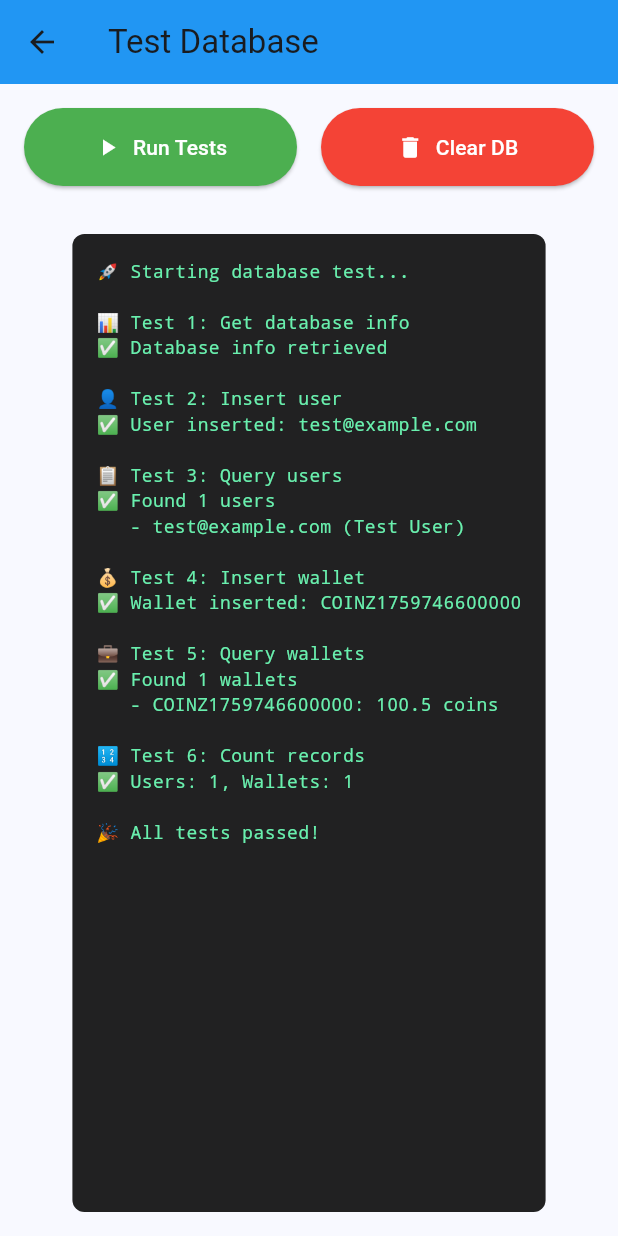
After one commit to huyhuyhuy/app_coinz, a Flutter app: the TestDatabaseScreen screen opened directly, after a tap on "Run Tests", on a phone screen of 412 x 824 dp. The commit adds this screen. Run offline on Flutter 3.47's test engine with Material 3 defaults, Android fonts, the phone set to English and light mode, and no system bars; our stand-ins replace google_fonts, google_mobile_ads, shared_preferences, sqflite, youtube_player_flutter; accounts and stored records are empty.

Commit message:
add test database on app

```diff
--- a/lib/database/database_helper.dart
+++ b/lib/database/database_helper.dart
@@ -32,46 +32,61 @@ class DatabaseHelper {
 
   /// Khởi tạo database
   Future<Database> _initDatabase() async {
+    try {
       // Lấy đường dẫn database
-    String path = join(
-      await getDatabasesPath(),
-      LocalDatabaseSchema.databaseName,
-    );
+      final dbPath = await getDatabasesPath();
+      final path = join(dbPath, LocalDatabaseSchema.databaseName);
 
-    print('📂 Database path: $path');
+      print('[DATABASE] 📂 Database path: $path');
 
       // Mở database
-    return await openDatabase(
+      final db = await openDatabase(
         path,
         version: LocalDatabaseSchema.databaseVersion,
         onCreate: _onCreate,
         onUpgrade: _onUpgrade,
         onOpen: _onOpen,
       );
+
+      print('[DATABASE] ✅ Database opened successfully');
+      return db;
+    } catch (e) {
+      print('[DATABASE] ❌ Error initializing database: $e');
+      rethrow;
+    }
   }
 
   /// Callback khi tạo database lần đầu
   Future<void> _onCreate(Database db, int version) async {
-    print('🔨 Creating database version $version...');
+    print('[DATABASE] 🔨 Creating database version $version...');
 
+    try {
       // Tạo tất cả các bảng
+      int tableCount = 0;
       for (String createTableSql in LocalDatabaseSchema.allTables) {
         await db.execute(createTableSql);
-      print('✅ Table created');
+        tableCount++;
+        print('[DATABASE] ✅ Table $tableCount/${LocalDatabaseSchema.allTables.length} created');
       }
 
       // Tạo indexes
+      int indexCount = 0;
       for (String createIndexSql in LocalDatabaseSchema.createIndexes) {
         await db.execute(createIndexSql);
-      print('✅ Index created');
+        indexCount++;
       }
+      print('[DATABASE] ✅ Created $indexCount indexes');
 
-    print('✅ Database created successfully!');
+      print('[DATABASE] ✅ Database created successfully!');
+    } catch (e) {
+      print('[DATABASE] ❌ Error creating database: $e');
+      rethrow;
+    }
   }
 
   /// Callback khi upgrade database version
   Future<void> _onUpgrade(Database db, int oldVersion, int newVersion) async {
-    print('⬆️ Upgrading database from version $oldVersion to $newVersion...');
+    print('[DATABASE] ⬆️ Upgrading database from version $oldVersion to $newVersion...');
 
     // TODO: Implement migration logic khi có version mới
     // Ví dụ:
@@ -79,12 +94,12 @@ class DatabaseHelper {
     //   await db.execute('ALTER TABLE users ADD COLUMN new_field TEXT');
     // }
 
-    print('✅ Database upgraded successfully!');
+    print('[DATABASE] ✅ Database upgraded successfully!');
   }
 
   /// Callback khi mở database
   Future<void> _onOpen(Database db) async {
-    print('📖 Database opened');
+    print('[DATABASE] 📖 Database opened: ${db.path}');
   }
 
   /// Đóng database
@@ -296,11 +311,19 @@ class DatabaseHelper {
 
   /// Print database info (for debugging)
   Future<void> printDatabaseInfo() async {
+    try {
       var info = await getDatabaseInfo();
-    print('📊 Database Info:');
-    print('   Path: ${info['path']}');
-    print('   Version: ${info['version']}');
-    print('   Is Open: ${info['isOpen']}');
-    print('   Tables: ${info['tables']}');
+      print('[DATABASE] 📊 ========== DATABASE INFO ==========');
+      print('[DATABASE] 📂 Path: ${info['path']}');
+      print('[DATABASE] 🔢 Version: ${info['version']}');
+      print('[DATABASE] 🔓 Is Open: ${info['isOpen']}');
+      print('[DATABASE] 📋 Tables (${(info['tables'] as List).length}):');
+      for (var table in info['tables']) {
+        print('[DATABASE]    - $table');
+      }
+      print('[DATABASE] 📊 ================================');
+    } catch (e) {
+      print('[DATABASE] ❌ Error getting database info: $e');
     }
   }
+}
--- a/lib/main.dart
+++ b/lib/main.dart
@@ -8,12 +8,28 @@ import 'providers/language_provider.dart';
 import 'screens/splash_screen.dart';
 import 'utils/app_localizations.dart';
 import 'services/ads_helper.dart';
+import 'database/database_helper.dart';
 
 void main() async {
   WidgetsFlutterBinding.ensureInitialized();
 
   // Khởi tạo Google Mobile Ads
   await AdsHelper.initialize();
+
+  // Khởi tạo Local Database
+  try {
+    print('🚀 [DATABASE] Starting initialization...');
+    final dbHelper = DatabaseHelper.instance;
+    final db = await dbHelper.database; // Trigger database initialization
+    print('✅ [DATABASE] Database instance created: ${db.path}');
+
+    await dbHelper.printDatabaseInfo();
+    print('✅ [DATABASE] Database initialized successfully!');
+  } catch (e, stackTrace) {
+    print('❌ [DATABASE ERROR] Failed to initialize database:');
+    print('Error: $e');
+    print('StackTrace: $stackTrace');
+  }
 
   runApp(const MyApp());
 }
--- /dev/null
+++ b/lib/test_database.dart
@@ -0,0 +1,190 @@
+import 'package:flutter/material.dart';
+import 'database/database_helper.dart';
+import 'models/models.dart';
+
+/// Screen để test database
+class TestDatabaseScreen extends StatefulWidget {
+  const TestDatabaseScreen({super.key});
+
+  @override
+  State<TestDatabaseScreen> createState() => _TestDatabaseScreenState();
+}
+
+class _TestDatabaseScreenState extends State<TestDatabaseScreen> {
+  final DatabaseHelper _dbHelper = DatabaseHelper.instance;
+  String _log = '';
+  bool _isLoading = false;
+
+  void _addLog(String message) {
+    setState(() {
+      _log += '$message\n';
+    });
+    print('[TEST] $message');
+  }
+
+  Future<void> _testDatabase() async {
+    setState(() {
+      _isLoading = true;
+      _log = '';
+    });
+
+    try {
+      _addLog('🚀 Starting database test...');
+
+      // Test 1: Get database info
+      _addLog('\n📊 Test 1: Get database info');
+      await _dbHelper.printDatabaseInfo();
+      _addLog('✅ Database info retrieved');
+
+      // Test 2: Insert user
+      _addLog('\n👤 Test 2: Insert user');
+      final user = UserModel(
+        userId: 'test-user-${DateTime.now().millisecondsSinceEpoch}',
+        email: 'test@example.com',
+        passwordHash: 'hashed_password_123',
+        fullName: 'Test User',
+        referralCode: 'REF${DateTime.now().millisecondsSinceEpoch}',
+        createdAt: DateTime.now(),
+        updatedAt: DateTime.now(),
+      );
+
+      await _dbHelper.insert('users', user.toMap());
+      _addLog('✅ User inserted: ${user.email}');
+
+      // Test 3: Query users
+      _addLog('\n📋 Test 3: Query users');
+      final users = await _dbHelper.queryAll('users');
+      _addLog('✅ Found ${users.length} users');
+      for (var u in users) {
+        _addLog('   - ${u['email']} (${u['full_name']})');
+      }
+
+      // Test 4: Insert wallet
+      _addLog('\n💰 Test 4: Insert wallet');
+      final wallet = WalletModel(
+        userId: user.userId,
+        walletAddress: 'COINZ${DateTime.now().millisecondsSinceEpoch}',
+        balance: 100.5,
+        createdAt: DateTime.now(),
+        updatedAt: DateTime.now(),
+      );
+
+      await _dbHelper.insert('wallets', wallet.toMap());
+      _addLog('✅ Wallet inserted: ${wallet.walletAddress}');
+
+      // Test 5: Query wallets
+      _addLog('\n💼 Test 5: Query wallets');
+      final wallets = await _dbHelper.queryAll('wallets');
+      _addLog('✅ Found ${wallets.length} wallets');
+      for (var w in wallets) {
+        _addLog('   - ${w['wallet_address']}: ${w['balance']} coins');
+      }
+
+      // Test 6: Count records
+      _addLog('\n🔢 Test 6: Count records');
+      final userCount = await _dbHelper.count('users');
+      final walletCount = await _dbHelper.count('wallets');
+      _addLog('✅ Users: $userCount, Wallets: $walletCount');
+
+      _addLog('\n🎉 All tests passed!');
+    } catch (e, stackTrace) {
+      _addLog('\n❌ Error: $e');
+      _addLog('StackTrace: $stackTrace');
+    } finally {
+      setState(() {
+        _isLoading = false;
+      });
+    }
+  }
+
+  Future<void> _clearDatabase() async {
+    setState(() {
+      _isLoading = true;
+      _log = '';
+    });
+
+    try {
+      _addLog('🗑️ Clearing database...');
+      await _dbHelper.deleteAll('users');
+      await _dbHelper.deleteAll('wallets');
+      _addLog('✅ Database cleared');
+    } catch (e) {
+      _addLog('❌ Error: $e');
+    } finally {
+      setState(() {
+        _isLoading = false;
+      });
+    }
+  }
+
+  @override
+  Widget build(BuildContext context) {
+    return Scaffold(
+      appBar: AppBar(
+        title: const Text('Test Database'),
+        backgroundColor: Colors.blue,
+      ),
+      body: Column(
+        children: [
+          Padding(
+            padding: const EdgeInsets.all(16.0),
+            child: Row(
+              children: [
+                Expanded(
+                  child: ElevatedButton.icon(
+                    onPressed: _isLoading ? null : _testDatabase,
+                    icon: const Icon(Icons.play_arrow),
+                    label: const Text('Run Tests'),
+                    style: ElevatedButton.styleFrom(
+                      backgroundColor: Colors.green,
+                      foregroundColor: Colors.white,
+                      padding: const EdgeInsets.all(16),
+                    ),
+                  ),
+                ),
+                const SizedBox(width: 16),
+                Expanded(
+                  child: ElevatedButton.icon(
+                    onPressed: _isLoading ? null : _clearDatabase,
+                    icon: const Icon(Icons.delete),
+                    label: const Text('Clear DB'),
+                    style: ElevatedButton.styleFrom(
+                      backgroundColor: Colors.red,
+                      foregroundColor: Colors.white,
+                      padding: const EdgeInsets.all(16),
+                    ),
+                  ),
+                ),
+              ],
+            ),
+          ),
+          if (_isLoading)
+            const Padding(
+              padding: EdgeInsets.all(16.0),
+              child: CircularProgressIndicator(),
+            ),
+          Expanded(
+            child: Container(
+              margin: const EdgeInsets.all(16),
+              padding: const EdgeInsets.all(16),
+              decoration: BoxDecoration(
+                color: Colors.black87,
+                borderRadius: BorderRadius.circular(8),
+              ),
+              child: SingleChildScrollView(
+                child: Text(
+                  _log.isEmpty ? 'Press "Run Tests" to start...' : _log,
+                  style: const TextStyle(
+                    color: Colors.greenAccent,
+                    fontFamily: 'monospace',
+                    fontSize: 12,
+                  ),
+                ),
+              ),
+            ),
+          ),
+        ],
+      ),
+    );
+  }
+}
```
Also changed, not shown: lib/screens/main_screen.dart (+16 -1 lines), pubspec.lock, 3 other files. Lines whose indentation alone changed are shown as unchanged.
